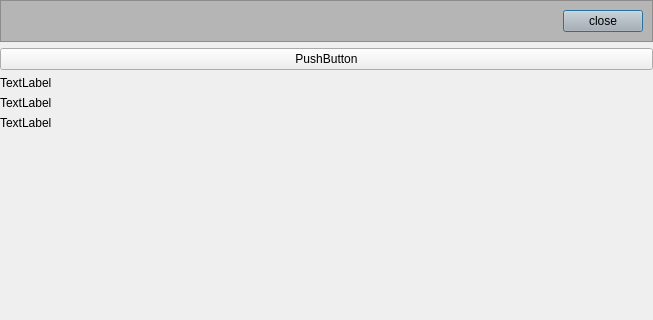
Above: UiControl/dialog.ui from StudyALittle/QToolKit2 before the change; both pictures show x 0 to 653 and y 0 to 320 of the 653 by 543 pixel window. Below: the same form after it.
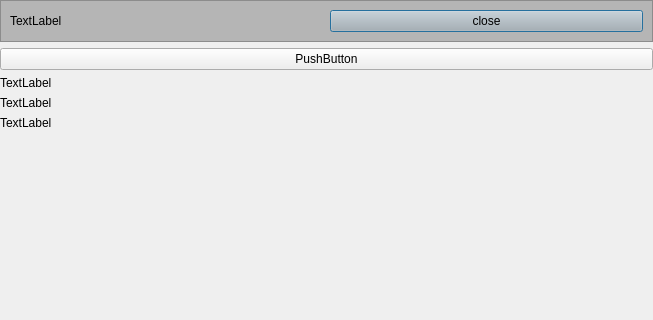
That is the form after the change.

Commit message: 无边框模式下绘制边框也有背景阴影（Windows）

Diff of the .ui file:
```diff
--- a/UiControl/dialog.ui
+++ b/UiControl/dialog.ui
@@ -48,17 +48,11 @@
      </property>
      <layout class="QHBoxLayout" name="horizontalLayout">
       <item>
-       <spacer name="horizontalSpacer">
-        <property name="orientation">
-         <enum>Qt::Horizontal</enum>
+       <widget class="QLabel" name="label">
+        <property name="text">
+         <string>TextLabel</string>
         </property>
-        <property name="sizeHint" stdset="0">
-         <size>
-          <width>273</width>
-          <height>20</height>
-         </size>
-        </property>
-       </spacer>
+       </widget>
       </item>
       <item>
        <widget class="QPushButton" name="pushButtonClose">
```
The commit also changes 4 other files.
